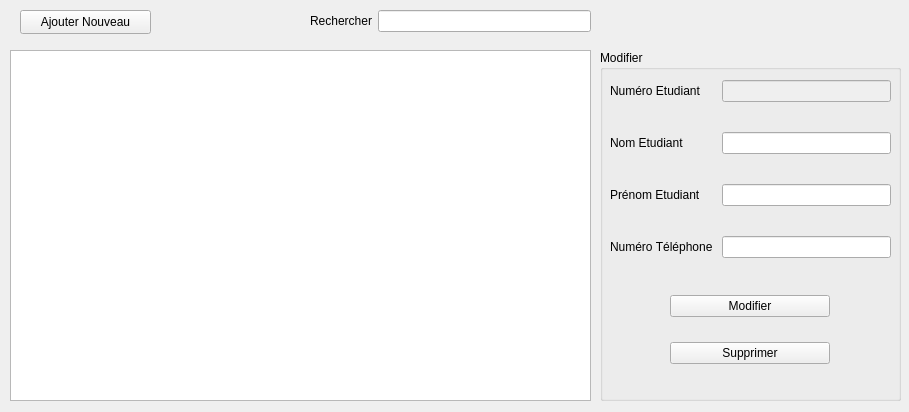
Frankral/ProjetFinL1, file cruds/etudiantcrud.ui: the form before one commit.
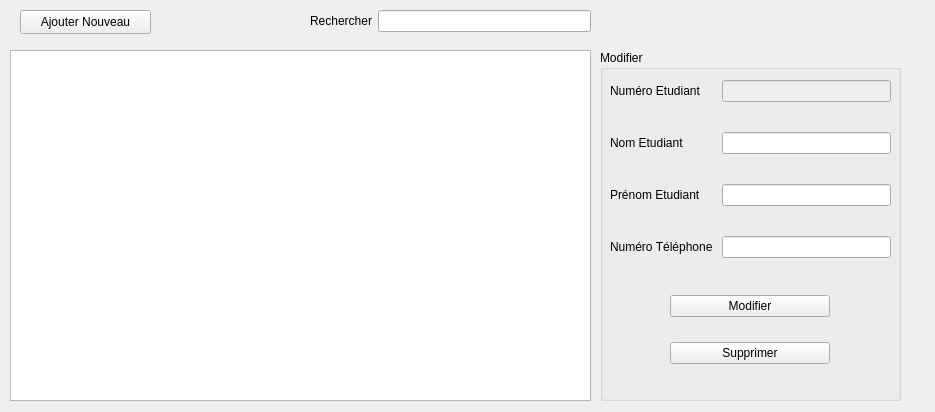
The form after the commit. Custom widgets are drawn as their Qt base class.

```diff
--- a/cruds/etudiantcrud.ui
+++ b/cruds/etudiantcrud.ui
@@ -6,7 +6,7 @@
    <rect>
     <x>0</x>
     <y>0</y>
-    <width>909</width>
+    <width>935</width>
     <height>412</height>
    </rect>
   </property>
```
